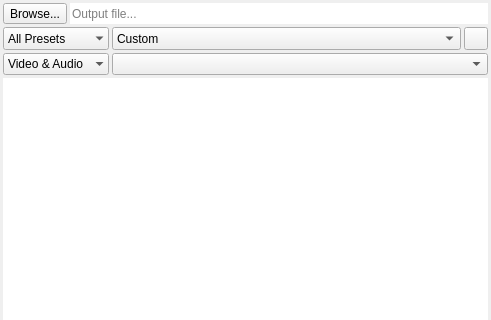
RxLaboratory/DuME, file src/UI/outputwidget.ui: the form before one commit; both pictures show x 0 to 491 and y 0 to 320 of the 491 by 524 pixel window.
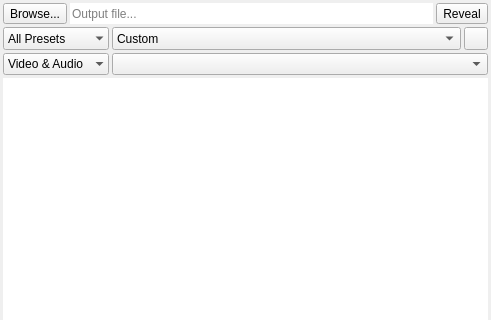
The form after the commit. Icons and pictures are not drawn. Custom widgets are drawn as their Qt base class.

Commit message: added reveal buttons

Patch:
```diff
--- a/src/UI/outputwidget.ui
+++ b/src/UI/outputwidget.ui
@@ -82,6 +82,32 @@
        </property>
       </widget>
      </item>
+     <item>
+      <widget class="QToolButton" name="revealButton">
+       <property name="sizePolicy">
+        <sizepolicy hsizetype="Minimum" vsizetype="Minimum">
+         <horstretch>0</horstretch>
+         <verstretch>0</verstretch>
+        </sizepolicy>
+       </property>
+       <property name="text">
+        <string>Reveal</string>
+       </property>
+       <property name="icon">
+        <iconset resource="../resources.qrc">
+         <normaloff>:/icons/go-folder</normaloff>:/icons/go-folder</iconset>
+       </property>
+       <property name="iconSize">
+        <size>
+         <width>16</width>
+         <height>16</height>
+        </size>
+       </property>
+       <property name="toolButtonStyle">
+        <enum>Qt::ToolButtonFollowStyle</enum>
+       </property>
+      </widget>
+     </item>
     </layout>
    </item>
    <item>
```
Left out of the diff: 4 changed lines with no effect on the pictures. The commit also changes 6 other files.
